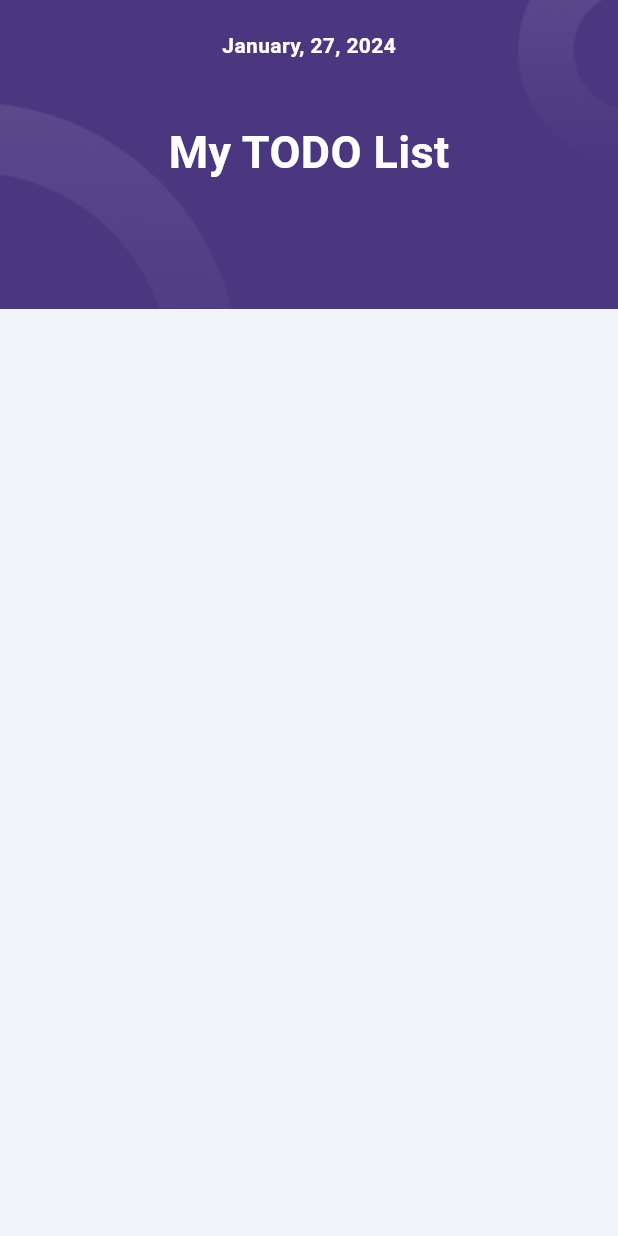
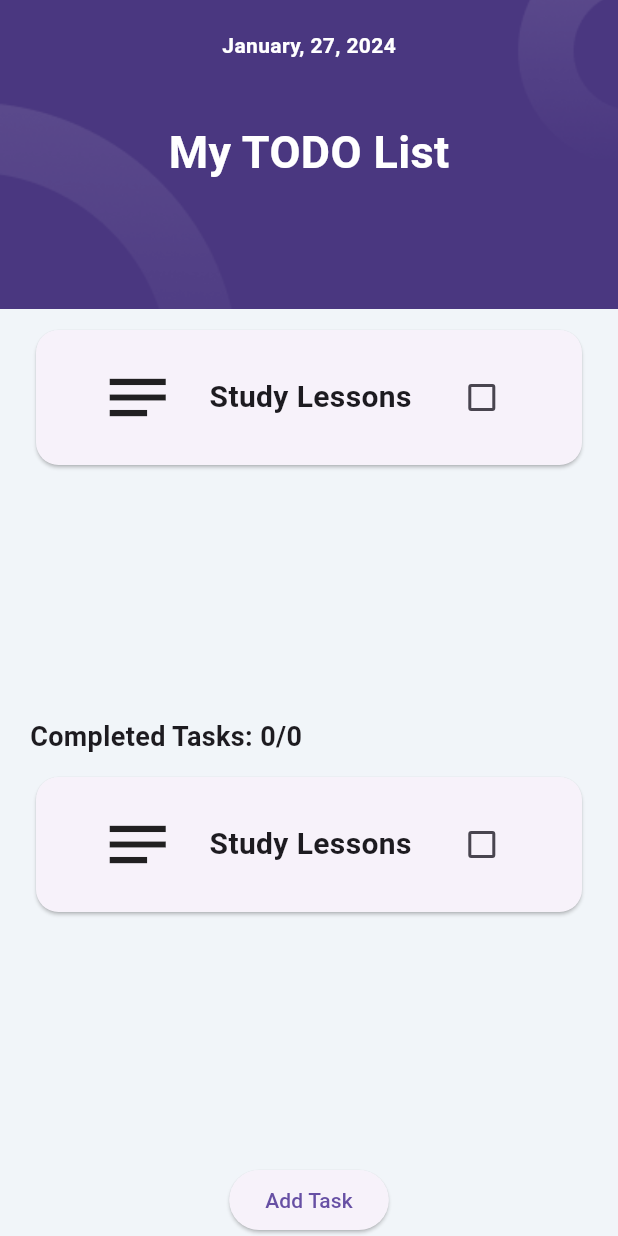
Before and after one commit to ArslanBaris/todo_app_flutter, a Flutter app: the screen it shows after launch, on a phone screen of 412 x 824 dp. Run offline on Flutter 3.47's test engine with Material 3 defaults, Android fonts, the phone set to English and light mode, and no system bars; our stand-ins replace hexcolor.

Commit message:
task design on first page

```diff
--- a/lib/main.dart
+++ b/lib/main.dart
@@ -6,19 +6,30 @@ void main() {
   runApp(const MyApp());
 }
 
-class MyApp extends StatelessWidget {
+class MyApp extends StatefulWidget {
   const MyApp({super.key});
+
+  @override
+  State<MyApp> createState() => _MyAppState();
+}
+
+class _MyAppState extends State<MyApp> {
+  bool isChecked = false;
 
   @override
   Widget build(BuildContext context) {
     double deviceHeight = MediaQuery.of(context).size.height;
     double deviceWidth = MediaQuery.of(context).size.width;
+
     return MaterialApp(
       debugShowCheckedModeBanner: false,
       home: SafeArea(
         child: Scaffold(
           backgroundColor: HexColor(backgroundColor),
-          body: Container(
+          body: Column(
+            children: [
+              // HEADER
+              Container(
                 decoration: const BoxDecoration(
                   image: DecorationImage(
                     image: AssetImage("lib/assets/images/header.png"),
@@ -51,6 +62,115 @@ class MyApp extends StatelessWidget {
                   )
                 ]),
               ),
+              // TOP COLUMN
+              Expanded(
+                // to make the list take the rest of the screen
+                child: Padding(
+                  padding: const EdgeInsets.fromLTRB(20.0, 10.0, 20.0, 10.0),
+                  child: SingleChildScrollView(
+                    // to make the list scrollable
+                    child: Column(
+                      children: [
+                        Card(
+                          shape: RoundedRectangleBorder(
+                            // to make the card rounded
+                            borderRadius: BorderRadius.circular(15.0),
+                          ),
+                          child: Padding(
+                            padding: const EdgeInsets.all(20.0),
+                            child: Row(
+                                mainAxisAlignment:
+                                    MainAxisAlignment.spaceEvenly,
+                                children: [
+                                  const Icon(
+                                    Icons.notes_outlined,
+                                    size: 50,
+                                  ),
+                                  const Text(
+                                    "Study Lessons",
+                                    style: TextStyle(
+                                      fontWeight: FontWeight.bold,
+                                      fontSize: 20.0,
+                                    ),
+                                  ),
+                                  Checkbox(
+                                      value: isChecked,
+                                      onChanged: (value) => {
+                                            setState(() {
+                                              isChecked =
+                                                  value!; // ! means not null
+                                            })
+                                          })
+                                ]),
+                          ),
+                        ),
+                      ],
+                    ),
+                  ),
+                ),
+              ),
+              // COLUMN TITLE
+              const Padding(
+                padding: EdgeInsets.only(left: 20.0),
+                child: Align(
+                  alignment: Alignment.bottomLeft,
+                  child: Text("Completed Tasks: 0/0",
+                      style: TextStyle(
+                        fontWeight: FontWeight.bold,
+                        fontSize: 18.0,
+                      )),
+                ),
+              ),
+              // BOTTOM COLUMN
+              Expanded(
+                // to make the list take the rest of the screen
+                child: Padding(
+                  padding: const EdgeInsets.fromLTRB(20.0, 10.0, 20.0, 10.0),
+                  child: SingleChildScrollView(
+                    // to make the list scrollable
+                    child: Column(
+                      children: [
+                        Card(
+                          shape: RoundedRectangleBorder(
+                            // to make the card rounded
+                            borderRadius: BorderRadius.circular(15.0),
+                          ),
+                          child: Padding(
+                            padding: const EdgeInsets.all(20.0),
+                            child: Row(
+                                mainAxisAlignment:
+                                    MainAxisAlignment.spaceEvenly,
+                                children: [
+                                  const Icon(
+                                    Icons.notes_outlined,
+                                    size: 50,
+                                  ),
+                                  const Text(
+                                    "Study Lessons",
+                                    style: TextStyle(
+                                      fontWeight: FontWeight.bold,
+                                      fontSize: 20.0,
+                                    ),
+                                  ),
+                                  Checkbox(
+                                      value: isChecked,
+                                      onChanged: (value) => {
+                                            setState(() {
+                                              isChecked =
+                                                  value!; // ! means not null
+                                            })
+                                          })
+                                ]),
+                          ),
+                        ),
+                      ],
+                    ),
+                  ),
+                ),
+              ),
+              ElevatedButton(onPressed: () {}, child: const Text("Add Task"))
+            ],
+          ),
         ),
       ),
     );
```
Lines whose indentation alone changed are shown as unchanged.
